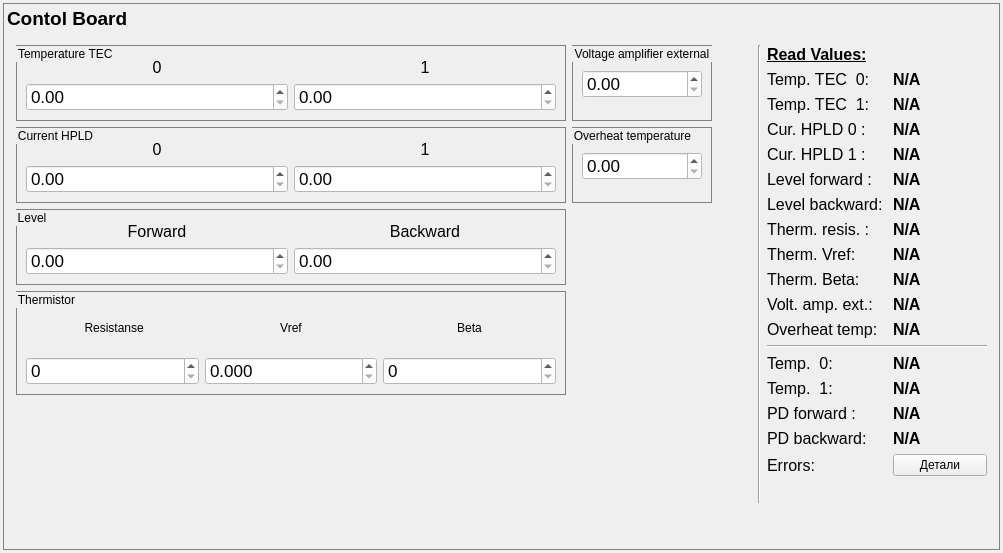
Qt form cb_panel.ui (bulkanul/EVO_YFL_1064_GUI_coherent2) before a commit.
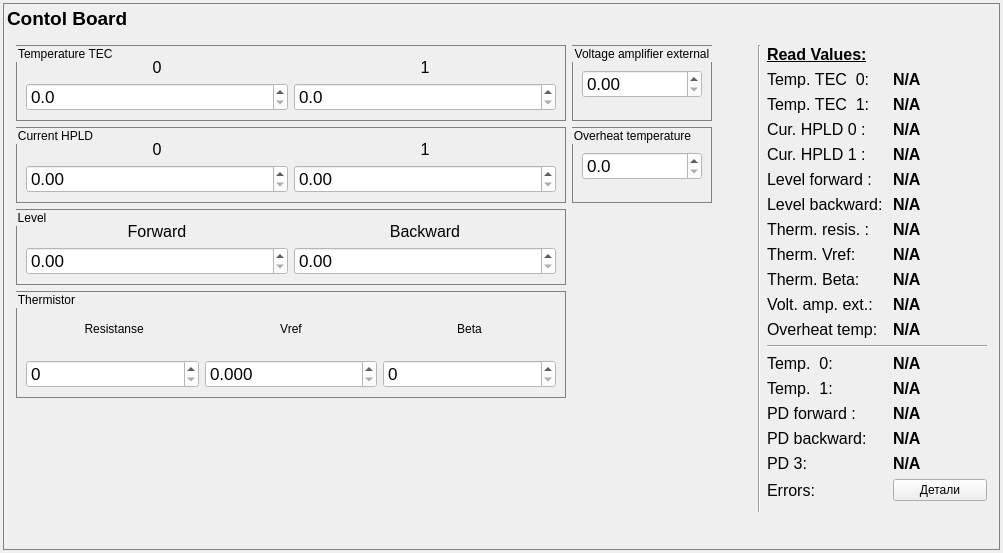
The same form after that commit.

Diff of the .ui file:
```diff
--- a/cb_panel.ui
+++ b/cb_panel.ui
@@ -394,7 +394,7 @@
                    <string/>
                   </property>
                   <property name="decimals">
-                   <number>2</number>
+                   <number>1</number>
                   </property>
                   <property name="minimum">
                    <double>0.000000000000000</double>
@@ -477,7 +477,7 @@
                    <string/>
                   </property>
                   <property name="decimals">
-                   <number>2</number>
+                   <number>1</number>
                   </property>
                   <property name="minimum">
                    <double>0.000000000000000</double>
@@ -645,7 +645,7 @@
                  <double>0.000000000000000</double>
                 </property>
                 <property name="maximum">
-                 <double>3.000000000000000</double>
+                 <double>3.300000000000000</double>
                 </property>
                 <property name="singleStep">
                  <double>0.100000000000000</double>
@@ -1549,7 +1549,7 @@
                </property>
               </widget>
              </item>
-             <item row="16" column="0">
+             <item row="17" column="0">
               <widget class="QLabel" name="label_error">
                <property name="minimumSize">
                 <size>
@@ -1574,13 +1574,63 @@
                </property>
               </widget>
              </item>
-             <item row="16" column="1">
+             <item row="17" column="1">
               <widget class="QPushButton" name="button_error">
                <property name="text">
                 <string>Детали</string>
                </property>
               </widget>
              </item>
+             <item row="16" column="0">
+              <widget class="QLabel" name="label_42">
+               <property name="minimumSize">
+                <size>
+                 <width>120</width>
+                 <height>0</height>
+                </size>
+               </property>
+               <property name="maximumSize">
+                <size>
+                 <width>120</width>
+                 <height>16777215</height>
+                </size>
+               </property>
+               <property name="font">
+                <font>
+                 <family>Arial</family>
+                 <pointsize>12</pointsize>
+                </font>
+               </property>
+               <property name="text">
+                <string>PD 3:</string>
+               </property>
+              </widget>
+             </item>
+             <item row="16" column="1">
+              <widget class="QLabel" name="pd_3">
+               <property name="minimumSize">
+                <size>
+                 <width>80</width>
+                 <height>0</height>
+                </size>
+               </property>
+               <property name="maximumSize">
+                <size>
+                 <width>80</width>
+                 <height>16777215</height>
+                </size>
+               </property>
+               <property name="font">
+                <font>
+                 <pointsize>12</pointsize>
+                 <bold>true</bold>
+                </font>
+               </property>
+               <property name="text">
+                <string>N/A</string>
+               </property>
+              </widget>
+             </item>
             </layout>
            </item>
            <item>
@@ -1935,7 +1985,7 @@
                <string/>
               </property>
               <property name="decimals">
-               <number>2</number>
+               <number>1</number>
               </property>
               <property name="minimum">
                <double>0.000000000000000</double>
```
Left out of the diff: 2 changed lines with no effect on the pictures.
